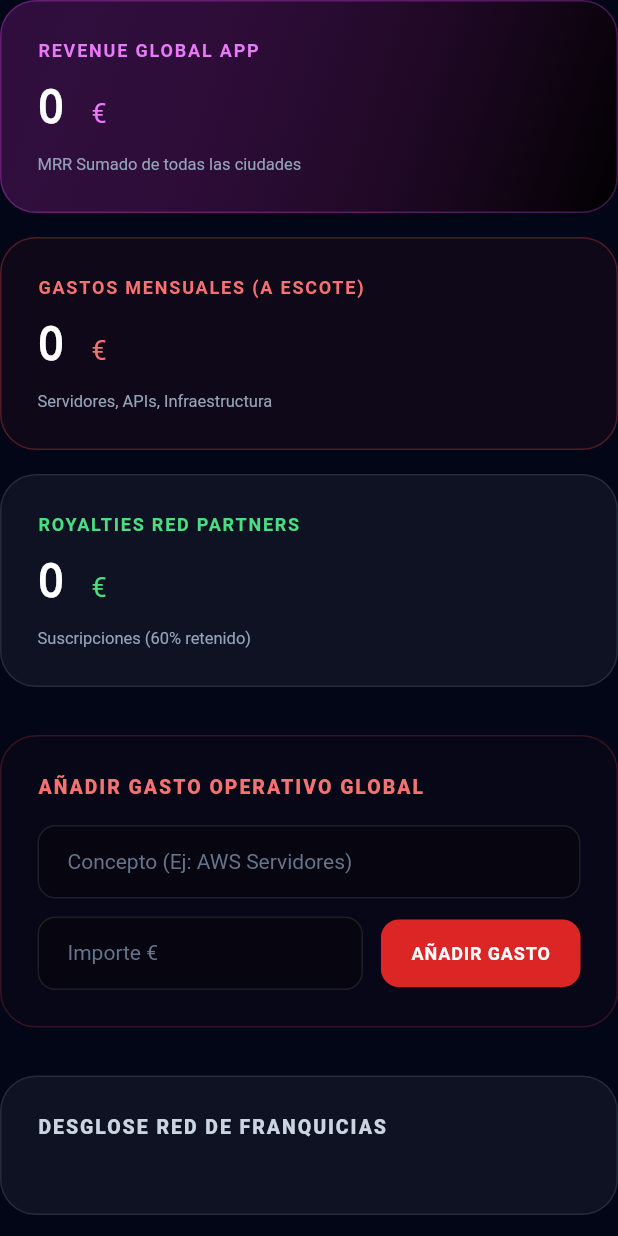
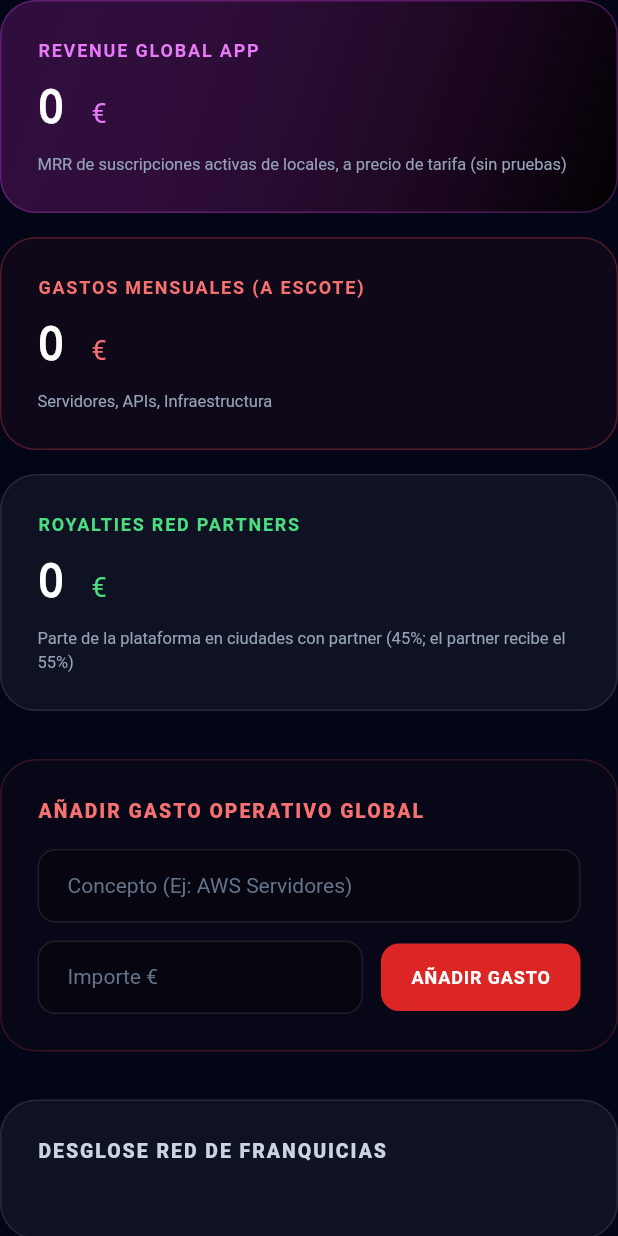
Before and after one commit to CFZ6S2/blow-nights-flutter, a Flutter app: the FinancePanel widget shown alone on an empty page, opened directly, on a phone screen of 412 x 824 dp. Run offline on Flutter 3.47's test engine with Material 3 defaults, Android fonts, the phone set to English and light mode, and no system bars; our stand-ins replace cloud_firestore, cloud_functions, firebase_auth, firebase_core, firebase_messaging, firebase_storage and 9 more; missing offline and left inert: firebase_app_check, mobile_scanner, nfc_manager, record, vector_map_tiles; accounts and stored records are empty.

Commit message:
fix(super-admin): finance MRR from real plans and paid subscriptions
Port of the web fix (services/venue_plans.dart): MRR only from active,
non-test subscriptions at 50/100/180 €; the platform keeps 45% in cities
whose partner has a Stripe account (territorialSplit); royalties sum only
those; paying venues without a city doc get their own row. The breakdown
also showed the same number as royalty and gross; it now shows both.

Co-Authored-By: Claude Opus 5.5 <noreply@anthropic.com>

```diff
--- a/lib/screens/admin/super_admin/finance_panel.dart
+++ b/lib/screens/admin/super_admin/finance_panel.dart
@@ -3,6 +3,7 @@ import 'package:flutter/material.dart';
 import 'package:intl/intl.dart';
 
 import '../../../models/firestore_utils.dart';
+import '../../../services/venue_plans.dart';
 import '../../../theme/app_theme.dart';
 import '../../../widgets/admin_ui.dart';
 import '../../../widgets/common.dart';
@@ -10,8 +11,9 @@ import '../../../widgets/common.dart';
 class _CityRevenue {
   final String city;
   final bool partner;
-  final int value;
-  const _CityRevenue(this.city, this.partner, this.value);
+  final int total; // gross MRR of the city's venues
+  final int value; // the platform's part (all of it without a partner)
+  const _CityRevenue(this.city, this.partner, this.total, this.value);
 }
 
 /// Port of features/super-admin/FinancePanel.tsx + hooks/useFinance.ts
@@ -26,6 +28,7 @@ class _FinancePanelState extends State<FinancePanel> {
   final _db = FirebaseFirestore.instance;
   bool _loading = true;
   int _globalRevenue = 0;
+  int _royalties = 0;
   num _totalExpenses = 0;
   List<_CityRevenue> _breakdown = [];
   List<Map<String, dynamic>> _expenses = [];
@@ -49,22 +52,29 @@ class _FinancePanelState extends State<FinancePanel> {
     setState(() => _loading = true);
     try {
       final cities = await _db.collection('cities').get();
-      final venues = [for (final v in (await _db.collection('venues').get()).docs) v.data()];
+      // MRR: venues with an active paid subscription, at the plans' list prices (services/venue_plans.dart), per city.
+      final mrrByCity = <String, int>{};
+      for (final v in (await _db.collection('venues').get()).docs) {
+        final mrr = venueMrr(v.data());
+        if (mrr > 0) mrrByCity.update((v.data()['cityId'] as String?) ?? '', (x) => x + mrr, ifAbsent: () => mrr);
+      }
       var global = 0;
+      var royalties = 0;
       final breakdown = <_CityRevenue>[];
       for (final c in cities.docs) {
-        var rev = 0;
-        for (final v in venues.where((v) => v['cityId'] == c.id)) {
-          if (v['isActive'] != true) continue;
-          rev += switch (v['subscriptionTier']) {
-            'ticketing' => 100,
-            'promo' => 60,
-            'basico' => 30,
-            _ => 60, // fallback to 60 MRR for LC-1.0 Radar
-          };
-        }
+        final rev = mrrByCity.remove(c.id) ?? 0;
+        // Same condition as territorialSplit: the partner gets its share only with a Stripe account.
+        final withPartner = (c.data()['partner_stripe_account_id'] as String?)?.isNotEmpty == true;
+        final platform = withPartner ? (rev * platformShareWithPartner).round() : rev;
         global += rev;
-        breakdown.add(_CityRevenue((c.data()['name'] as String?) ?? c.id, c.data()['partnerId'] != null, rev));
+        if (withPartner) royalties += platform;
+        breakdown.add(_CityRevenue((c.data()['name'] as String?) ?? c.id, withPartner, rev, platform));
+      }
+      // Paying venues whose cityId has no city doc yet (location-first sign-ups): still revenue, 100% platform.
+      final unassigned = mrrByCity.values.fold(0, (a, b) => a + b);
+      if (unassigned > 0) {
+        global += unassigned;
+        breakdown.add(_CityRevenue('Sin ciudad asignada', false, unassigned, unassigned));
       }
 
       final now = DateTime.now();
@@ -81,6 +91,7 @@ class _FinancePanelState extends State<FinancePanel> {
       if (!mounted) return;
       setState(() {
         _globalRevenue = global;
+        _royalties = royalties;
         _totalExpenses = total;
         _breakdown = breakdown;
         _expenses = list;
@@ -125,14 +136,14 @@ class _FinancePanelState extends State<FinancePanel> {
         );
 
     return Column(crossAxisAlignment: CrossAxisAlignment.stretch, children: [
-      kpi('Revenue Global App', Tw.fuchsia400, fmt.format(_globalRevenue), 'MRR Sumado de todas las ciudades',
+      kpi('Revenue Global App', Tw.fuchsia400, fmt.format(_globalRevenue), 'MRR de suscripciones activas de locales, a precio de tarifa (sin pruebas)',
           gradient: LinearGradient(begin: Alignment.topLeft, end: Alignment.bottomRight, colors: [Tw.fuchsia900.withValues(alpha: 0.4), Tw.black]),
           border: Tw.fuchsia500.withValues(alpha: 0.3)),
       const SizedBox(height: 16),
       kpi('Gastos Mensuales (A Escote)', Tw.red400, fmt.format(_totalExpenses), 'Servidores, APIs, Infraestructura',
           bg: Tw.red900.withValues(alpha: 0.1), border: Tw.red500.withValues(alpha: 0.3)),
       const SizedBox(height: 16),
-      kpi('Royalties Red Partners', Tw.green400, fmt.format(_globalRevenue * 0.4), 'Suscripciones (60% retenido)'),
+      kpi('Royalties Red Partners', Tw.green400, fmt.format(_royalties), 'Parte de la plataforma en ciudades con partner (45%; el partner recibe el 55%)'),
       const SizedBox(height: 32),
       AdminCard(
         color: Tw.red900.withValues(alpha: 0.05),
@@ -179,7 +190,7 @@ class _FinancePanelState extends State<FinancePanel> {
   }
 
   Widget _breakdownRow(_CityRevenue item, NumberFormat fmt) {
-    final pct = item.partner ? 40 : 100;
+    final pct = item.partner ? (platformShareWithPartner * 100).round() : 100;
     final color = item.partner ? Tw.green400 : Tw.fuchsia400;
     final bar = item.partner ? Tw.green500 : Tw.fuchsia500;
     return Column(crossAxisAlignment: CrossAxisAlignment.start, children: [
@@ -188,7 +199,7 @@ class _FinancePanelState extends State<FinancePanel> {
         const SizedBox(width: 8),
         Flexible(
           child: Text(
-            pct == 100 ? '${fmt.format(item.value)} €' : '${fmt.format(item.value)} € Royalty / ${fmt.format(item.value)} € Bruto',
+            pct == 100 ? '${fmt.format(item.value)} €' : '${fmt.format(item.value)} € Royalty / ${fmt.format(item.total)} € Bruto',
             textAlign: TextAlign.end,
             style: tw(12, weight: bold, color: color).copyWith(fontFamily: 'monospace'),
           ),
```
Also changed, not shown: lib/services/venue_plans.dart (added, +14 -0 lines), 1 other file.
